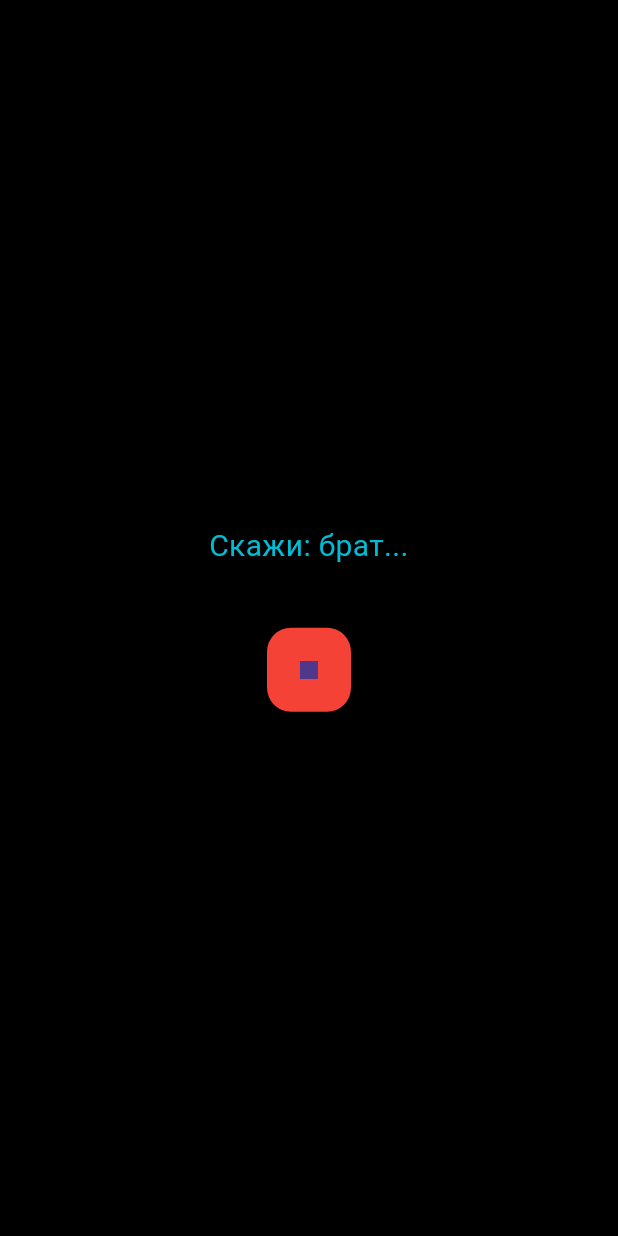
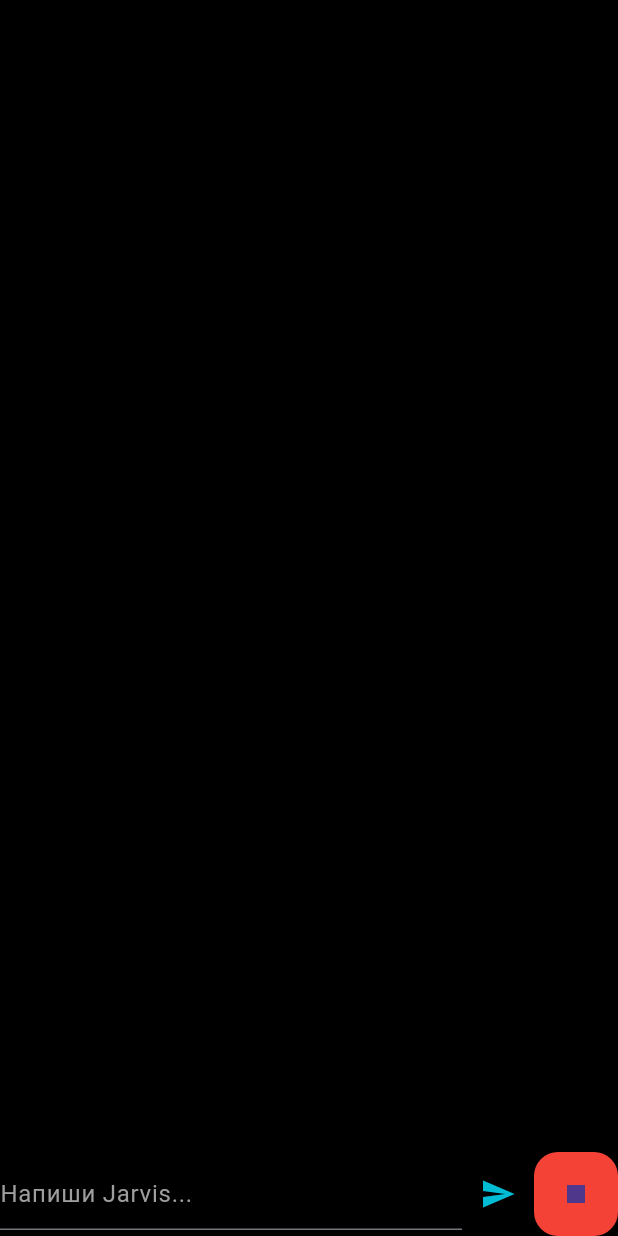
Before and after one commit to bakytzanoverlan234-cmyk/Jarvis.1, a Flutter app: the screen it shows after launch, after a tap on the "mic" icon, on a phone screen of 412 x 824 dp. Run offline on Flutter 3.47's test engine with Material 3 defaults, Android fonts, the phone set to English and light mode, and no system bars; our stand-ins replace connectivity_plus, flutter_tts, permission_handler, speech_to_text.

Commit message:
Add chat interface with text + voice

```diff
--- a/lib/main.dart
+++ b/lib/main.dart
@@ -34,7 +34,9 @@ class _JarvisHomeState extends State<JarvisHome> {
   final FlutterTts tts = FlutterTts();
   final stt.SpeechToText speech = stt.SpeechToText();
 
-  String status = "Скажи: брат...";
+  final TextEditingController textController = TextEditingController();
+  List<String> messages = [];
+
   bool listening = false;
 
   @override
@@ -46,32 +48,39 @@ class _JarvisHomeState extends State<JarvisHome> {
   }
 
   Future<void> requestMicPermission() async {
-    var perm = await Permission.microphone.status;
-    if (!perm.isGranted) {
+    if (!await Permission.microphone.isGranted) {
       await Permission.microphone.request();
     }
   }
 
+  Future<void> processText(String text) async {
+    if (text.isEmpty) return;
+
+    setState(() {
+      messages.add("Ты: $text");
+    });
+
+    String response = await ai.respond(text);
+
+    setState(() {
+      messages.add("Jarvis: $response");
+    });
+
+    await tts.speak(response);
+  }
+
   void startListening() async {
     bool available = await speech.initialize();
-    if (!available) {
-      setState(() => status = "Микрофон недоступен");
-      return;
-    }
+    if (!available) return;
 
     setState(() => listening = true);
 
     speech.listen(onResult: (result) async {
       String text = result.recognizedWords;
 
-      if (jarvis.wakeWord(text)) {
-        setState(() => status = "Jarvis активирован");
-        return;
-      }
+      if (jarvis.wakeWord(text)) return;
 
-      String response = await ai.respond(text);
-      setState(() => status = response);
-      await tts.speak(response);
+      await processText(text);
     });
   }
 
@@ -84,16 +93,41 @@ class _JarvisHomeState extends State<JarvisHome> {
   Widget build(BuildContext context) {
     return Scaffold(
       backgroundColor: Colors.black,
-      body: Center(
-        child: Column(
-          mainAxisAlignment: MainAxisAlignment.center,
+      body: Column(
         children: [
-            Text(
-              status,
-              style: const TextStyle(color: Colors.cyan, fontSize: 20),
-              textAlign: TextAlign.center,
+          Expanded(
+            child: ListView.builder(
+              itemCount: messages.length,
+              itemBuilder: (context, index) {
+                return Padding(
+                  padding: const EdgeInsets.all(8.0),
+                  child: Text(
+                    messages[index],
+                    style: const TextStyle(color: Colors.cyan, fontSize: 16),
                   ),
-            const SizedBox(height: 40),
+                );
+              },
+            ),
+          ),
+          Row(
+            children: [
+              Expanded(
+                child: TextField(
+                  controller: textController,
+                  style: const TextStyle(color: Colors.white),
+                  decoration: const InputDecoration(
+                    hintText: "Напиши Jarvis...",
+                    hintStyle: TextStyle(color: Colors.grey),
+                  ),
+                ),
+              ),
+              IconButton(
+                icon: const Icon(Icons.send, color: Colors.cyan),
+                onPressed: () {
+                  processText(textController.text);
+                  textController.clear();
+                },
+              ),
               FloatingActionButton(
                 backgroundColor: listening ? Colors.red : Colors.cyan,
                 onPressed: listening ? stopListening : startListening,
@@ -101,6 +135,7 @@ class _JarvisHomeState extends State<JarvisHome> {
               ),
             ],
           ),
+        ],
       ),
     );
   }
```
Lines whose indentation alone changed are shown as unchanged.
